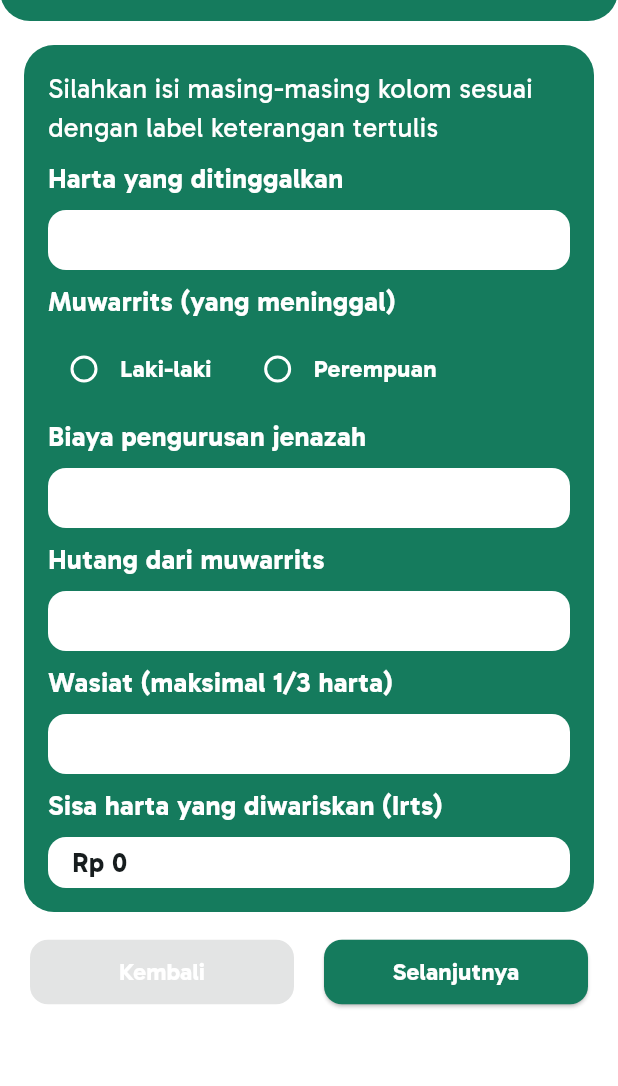
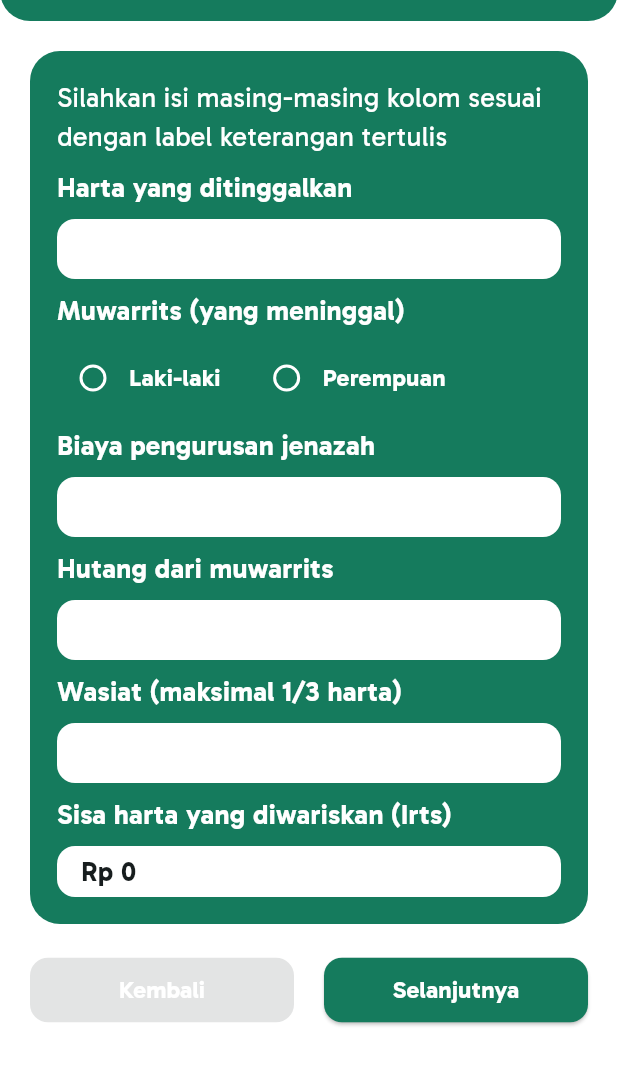
Before and after one commit to cardinaldeacre/Waristmate-Flutter, a Flutter app: the screen it shows after launch, on a phone screen of 412 x 824 dp, the part 90-1176 px from its top. Run offline on Flutter 3.47's test engine with Material 3 defaults, Android fonts, the phone set to English and light mode, and no system bars; our stand-ins replace flutter_dotenv.

Commit message:
edit padding main card

```diff
--- a/lib/screen/calculator/step1.dart
+++ b/lib/screen/calculator/step1.dart
@@ -66,10 +66,10 @@ class Step1 extends StatelessWidget {
 
         // main card
         Padding(
-          padding: const EdgeInsets.all(16),
+          padding: const EdgeInsets.all(20),
           child: Flexible(
             child: Container(
-              padding: const EdgeInsets.all(16),
+              padding: const EdgeInsets.all(18),
               decoration: BoxDecoration(
                 color: primaryGreen,
                 borderRadius: BorderRadius.circular(20),
```
